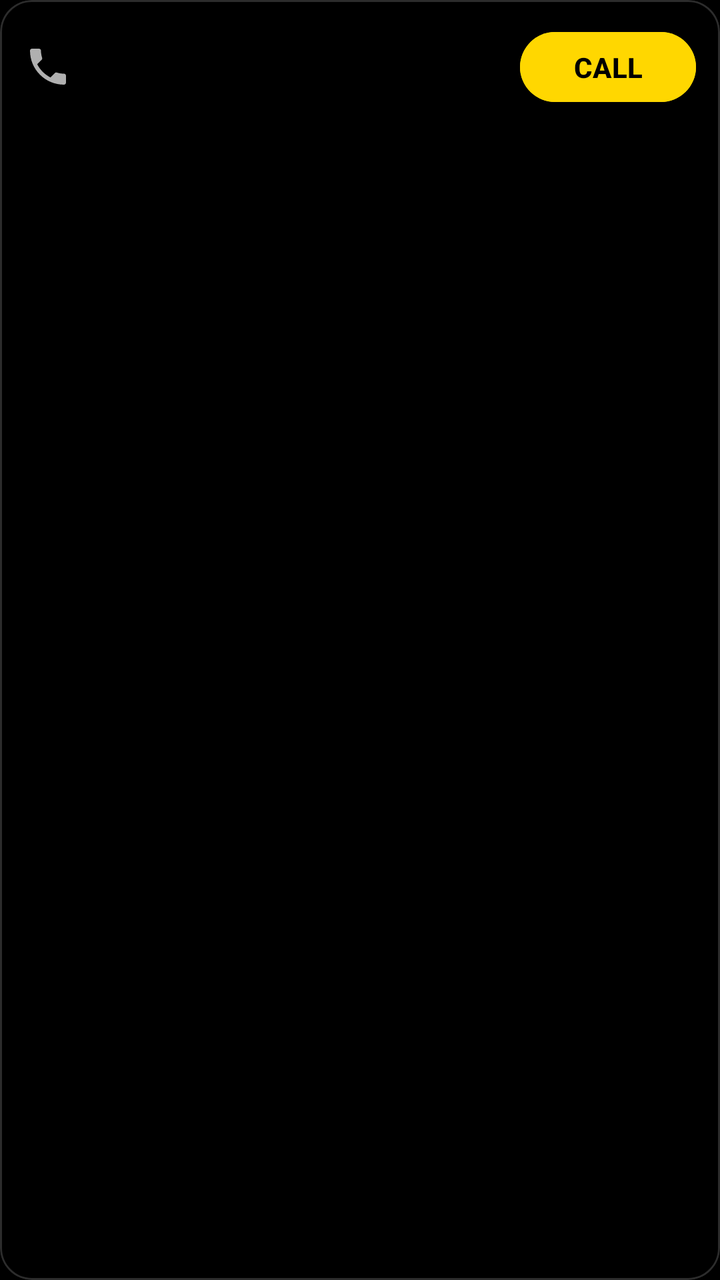
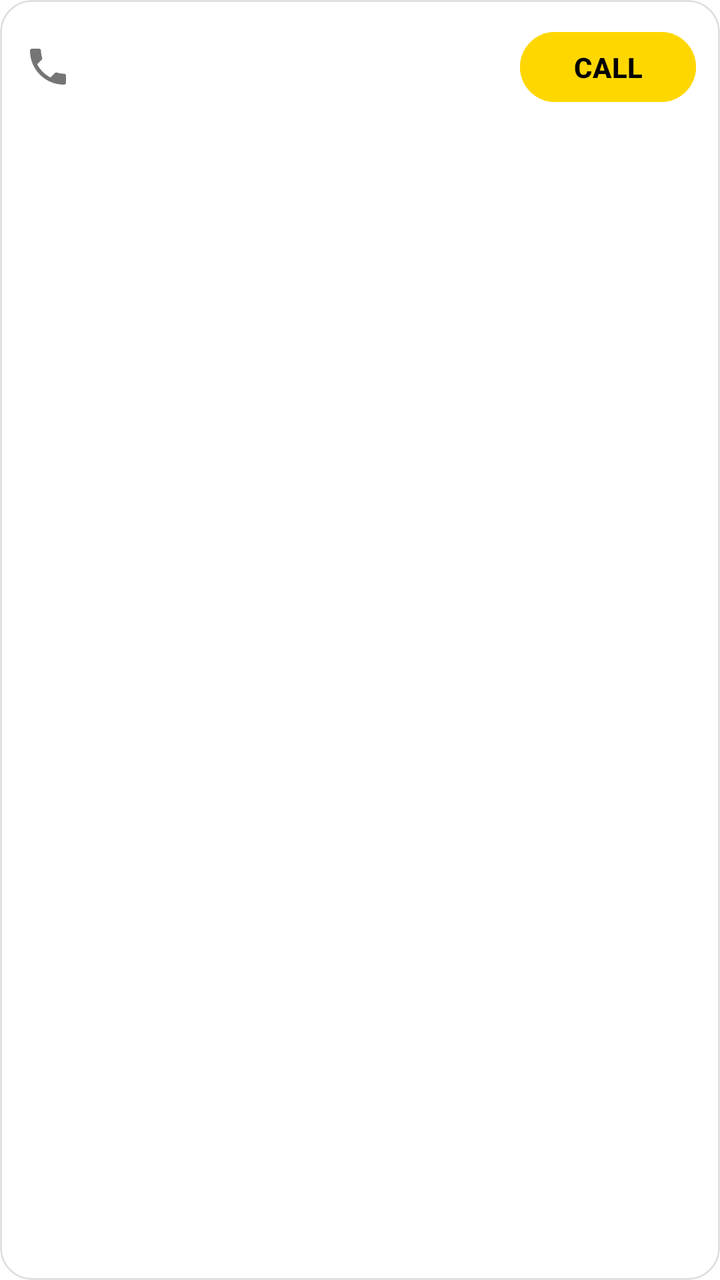

Before-and-after screenshots of an Android layout around one commit, followed by the original layout XML and the change that was made.
<!-- AndroidManifest.xml: application theme Theme.Resilio -->
<!-- res/layout/item_dashboard_contact.xml -->
<?xml version="1.0" encoding="utf-8"?>
<com.google.android.material.card.MaterialCardView xmlns:android="http://schemas.android.com/apk/res/android"
    xmlns:app="http://schemas.android.com/apk/res-auto"
    android:layout_width="match_parent"
    android:layout_height="wrap_content"
    android:layout_marginBottom="12dp"
    app:cardCornerRadius="16dp"
    app:cardBackgroundColor="@color/background_dark"
    app:strokeColor="@color/divider_color"
    app:strokeWidth="1dp">

    <LinearLayout
        android:layout_width="match_parent"
        android:layout_height="wrap_content"
        android:orientation="horizontal"
        android:padding="12dp"
        android:gravity="center_vertical">

        <ImageView
            android:layout_width="24dp"
            android:layout_height="24dp"
            android:src="@drawable/ic_hotline"
            app:tint="@color/text_secondary"
            android:layout_marginEnd="16dp"/>

        <TextView
            android:id="@+id/text_number"
            android:layout_width="0dp"
            android:layout_height="wrap_content"
            android:layout_weight="1"
            android:textColor="@color/white"
            android:textSize="20sp"
            android:textStyle="bold"/>

        <com.google.android.material.button.MaterialButton
            android:id="@+id/btn_call"
            android:layout_width="wrap_content"
            android:layout_height="wrap_content"
            android:text="@string/btn_call_action"
            android:textColor="@color/black"
            android:backgroundTint="@color/gold_accent"
            app:cornerRadius="20dp"
            android:textStyle="bold"
            android:minHeight="0dp"
            android:paddingVertical="8dp"/>
    </LinearLayout>
</com.google.android.material.card.MaterialCardView>
<!-- resources referenced by this layout -->
<resources>
  <color name="background_dark">#000000</color>
  <color name="black">#FF000000</color>
  <color name="divider_color">#2C2C2C</color>
  <color name="gold_accent">#FFD700</color>
  <color name="text_secondary">#B0B0B0</color>
  <color name="white">#FFFFFFFF</color>
  <!-- drawable ic_hotline (drawable) -->
  <vector xmlns:android="http://schemas.android.com/apk/res/android"
      android:width="24dp"
      android:height="24dp"
      android:viewportWidth="24"
      android:viewportHeight="24">
      <path
          android:fillColor="#FFFFFF"
          android:pathData="M6.62,10.79c1.44,2.83 3.76,5.14 6.59,6.59l2.2,-2.2c0.27,-0.27 0.67,-0.36 1.02,-0.24 1.12,0.37 2.33,0.57 3.57,0.57 0.55,0 1,0.45 1,1L21,20c0,0.55 -0.45,1 -1,1 -9.39,0 -17,-7.61 -17,-17 0,-0.55 0.45,-1 1,-1h3.5c0.55,0 1,0.45 1,1 0,1.25 0.2,2.45 0.57,3.57 0.11,0.35 0.03,0.74 -0.25,1.02l-2.2,2.2z" />
  </vector>
  <string name="btn_call_action">CALL</string>
  <style name="Theme.Resilio" parent="Base.Theme.Resilio" />
  <style name="Base.Theme.Resilio" parent="Theme.Material3.Dark.NoActionBar">
          
          <item name="colorPrimary">@color/gold_accent</item>
          <item name="colorOnPrimary">@color/background_dark</item>
          <item name="colorSecondary">@color/secondary_blue</item>
          <item name="colorOnSecondary">@color/white</item>
          <item name="colorTertiary">@color/primary_green</item>
          <item name="android:windowBackground">@color/background_dark</item>
          <item name="android:textColorPrimary">@color/text_primary</item>
          <item name="android:textColorSecondary">@color/text_secondary</item>
      </style>
  <color name="secondary_blue">#2196F3</color>
  <color name="primary_green">#4CAF50</color>
  <color name="text_primary">#FFFFFF</color>
</resources>

<!-- the commit's change to res/layout/item_dashboard_contact.xml (unified diff, before → after) -->
@@ -5,7 +5,7 @@
     android:layout_height="wrap_content"
     android:layout_marginBottom="12dp"
     app:cardCornerRadius="16dp"
-    app:cardBackgroundColor="@color/background_dark"
+    app:cardBackgroundColor="@color/background"
     app:strokeColor="@color/divider_color"
     app:strokeWidth="1dp">
 
@@ -28,7 +28,7 @@
             android:layout_width="0dp"
             android:layout_height="wrap_content"
             android:layout_weight="1"
-            android:textColor="@color/white"
+            android:textColor="@color/text_primary"
             android:textSize="20sp"
             android:textStyle="bold"/>
 
<!-- resource entries referenced after the edit -->
@@ -1,10 +1,10 @@
 <!-- resources referenced by this layout -->
 <resources>
-  <color name="background_dark">#000000</color>
+  <color name="background">#FFFFFF</color>
   <color name="black">#FF000000</color>
-  <color name="divider_color">#2C2C2C</color>
+  <color name="divider_color">#E0E0E0</color>
   <color name="gold_accent">#FFD700</color>
-  <color name="text_secondary">#B0B0B0</color>
+  <color name="text_secondary">#757575</color>
   <color name="white">#FFFFFFFF</color>
   <!-- drawable ic_hotline (drawable) -->
   <vector xmlns:android="http://schemas.android.com/apk/res/android"
@@ -18,19 +18,19 @@
   </vector>
   <string name="btn_call_action">CALL</string>
   <style name="Theme.Resilio" parent="Base.Theme.Resilio" />
-  <style name="Base.Theme.Resilio" parent="Theme.Material3.Dark.NoActionBar">
+  <style name="Base.Theme.Resilio" parent="Theme.Material3.DayNight.NoActionBar">
           
           <item name="colorPrimary">@color/gold_accent</item>
-          <item name="colorOnPrimary">@color/background_dark</item>
+          <item name="colorOnPrimary">@color/black</item>
           <item name="colorSecondary">@color/secondary_blue</item>
           <item name="colorOnSecondary">@color/white</item>
           <item name="colorTertiary">@color/primary_green</item>
-          <item name="android:windowBackground">@color/background_dark</item>
+          <item name="android:windowBackground">@color/background</item>
           <item name="android:textColorPrimary">@color/text_primary</item>
           <item name="android:textColorSecondary">@color/text_secondary</item>
       </style>
   <color name="secondary_blue">#2196F3</color>
   <color name="primary_green">#4CAF50</color>
-  <color name="text_primary">#FFFFFF</color>
+  <color name="text_primary">#212121</color>
 </resources>
 
